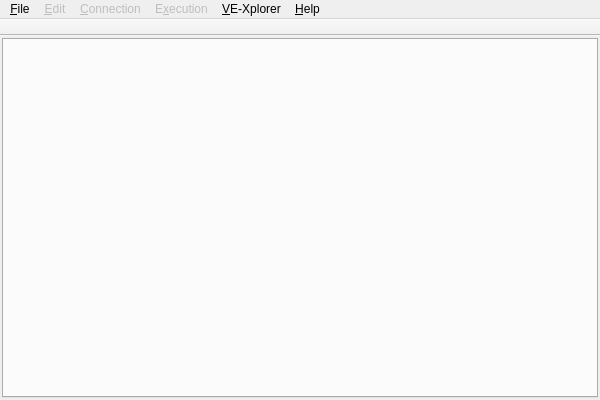
Before: the Qt Designer form src/ves/conductor/qt/MainWindow.ui in multitudinous/ve-suite, drawn with Qt 5.
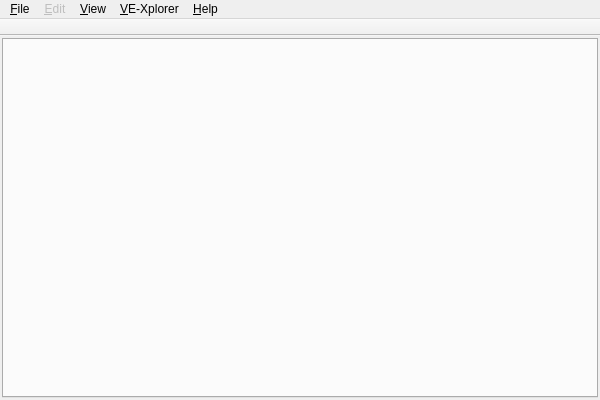
After: the same form once the commit is applied. Icons and pictures are not drawn. Custom widgets are drawn as their Qt base class.

The edit to the form file:
```diff
--- a/src/ves/conductor/qt/MainWindow.ui
+++ b/src/ves/conductor/qt/MainWindow.ui
@@ -74,7 +74,7 @@
      <x>0</x>
      <y>0</y>
      <width>600</width>
-     <height>22</height>
+     <height>19</height>
     </rect>
    </property>
    <property name="nativeMenuBar">
@@ -105,22 +105,6 @@
     <addaction name="actionZoomAll"/>
     <addaction name="actionFind"/>
    </widget>
-   <widget class="QMenu" name="menu_Connection">
-    <property name="enabled">
-     <bool>false</bool>
-    </property>
-    <property name="title">
-     <string>&amp;Connection</string>
-    </property>
-   </widget>
-   <widget class="QMenu" name="menuE_xecution">
-    <property name="enabled">
-     <bool>false</bool>
-    </property>
-    <property name="title">
-     <string>E&amp;xecution</string>
-    </property>
-   </widget>
    <widget class="QMenu" name="menu_VE_Xplorer">
     <property name="title">
      <string>&amp;VE-Xplorer</string>
@@ -140,10 +124,16 @@
      <string>&amp;Help</string>
     </property>
    </widget>
+   <widget class="QMenu" name="menu_View">
+    <property name="title">
+     <string>&amp;View</string>
+    </property>
+    <addaction name="actionShowPluginsTab"/>
+    <addaction name="actionShowPreferencesTab"/>
+   </widget>
    <addaction name="menu_File"/>
    <addaction name="menu_Edit"/>
-   <addaction name="menu_Connection"/>
-   <addaction name="menuE_xecution"/>
+   <addaction name="menu_View"/>
    <addaction name="menu_VE_Xplorer"/>
    <addaction name="menu_Help"/>
   </widget>
@@ -507,6 +497,14 @@
   </action>
  </widget>
  <layoutdefault spacing="6" margin="11"/>
+ <customwidgets>
+  <customwidget>
+   <class>ves::conductor::ExtendedTabWidget</class>
+   <extends>QTabWidget</extends>
+   <header>ves/conductor/qt/ExtendedTabWidget.h</header>
+   <container>1</container>
+  </customwidget>
+ </customwidgets>
  <resources>
   <include location="propertyBrowser/icons.qrc"/>
  </resources>
```
Left out of the diff: 29 changed lines with no effect on the pictures.
